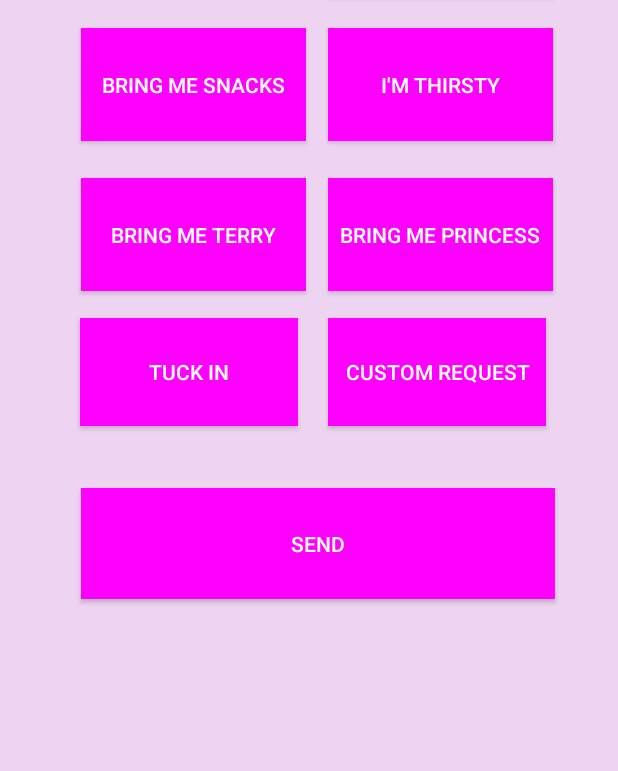
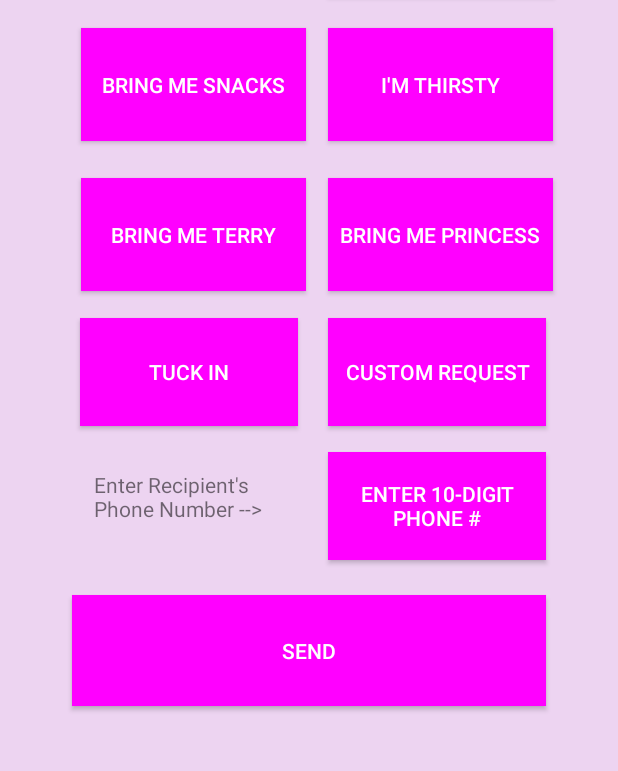
Before and after one commit to GenericOreos/iWantAttention, an Android app: the screen it shows after launch (MainActivity), on a phone screen of 412 x 824 dp, the part 459-1230 px from its top. Run offline under Robolectric (Android 15) with nearby library versions, the phone set to English and light mode, and no system bars.

Commit message:
Added btnNine - a button which exists to enter a phone number for your recipient. The app pulls the number from this button, instead of relying on a hard-coded phone number. Exception handling is pending

```diff
--- a/app/src/main/java/com/example/iwantattention/MainActivity.java
+++ b/app/src/main/java/com/example/iwantattention/MainActivity.java
@@ -11,12 +11,14 @@ import android.content.pm.PackageManager;
 import android.graphics.Color;
 import android.os.Build;
 import android.os.Bundle;
-import android.view.View;
+import android.renderscript.ScriptGroup;
+import android.text.InputType;
 import android.view.WindowManager;
 import android.widget.Button;
 import com.google.android.material.snackbar.Snackbar;
 import android.telephony.SmsManager;
 import android.widget.EditText;
+
 
   public class MainActivity extends AppCompatActivity {
     @Override
@@ -34,168 +36,120 @@ public class MainActivity extends AppCompatActivity {
         final Button btnSix = findViewById(R.id.btnSix);
         final Button btnSeven = findViewById(R.id.btnSeven);
         final Button btnEight = findViewById(R.id.btnEight);
+        final Button btnNine = findViewById(R.id.btnNine);
         final Button btnSend = findViewById(R.id.btnSend);
         btnSend.setBackgroundColor(Color.MAGENTA);
         //string "message" will be the selected button as a string and will be sent in a message
         //starts blank, and once a button is pushed, the message will be updated
         final String[] message = {""};
-        final Button[] buttons = {btnOne, btnTwo, btnThree, btnFour, btnFive, btnSix, btnSeven, btnEight};
+        final Button[] buttons = {btnOne, btnTwo, btnThree, btnFour, btnFive, btnSix, btnSeven, btnEight, btnNine};
         for (Button btn: buttons) {
             btn.setBackgroundColor(Color.MAGENTA);
         }
         //when a button is pressed, it changes colour to yellow,
         //and the message string matches the button text
-        btnOne.setOnClickListener(new View.OnClickListener() {
-            @Override
-            public void onClick(View v) {
+        btnOne.setOnClickListener(v -> {
             ButtonPress(btnOne, buttons);
             message[0] = btnOne.getText().toString();
             disableEditText(textCustomRequest);
-            }
         });
-        btnOne.setOnLongClickListener(new View.OnLongClickListener() {
-            @Override
-            public boolean onLongClick(View v) {
-                enableEditText(textCustomRequest);
+        btnOne.setOnLongClickListener(v -> {
+            enableEditText(textCustomRequest, btnOne);
             ButtonTextChange(btnOne, textCustomRequest);
             getWindow().setSoftInputMode(WindowManager.LayoutParams.SOFT_INPUT_STATE_VISIBLE);
             return true;
-            }
         });
-        btnTwo.setOnClickListener(new View.OnClickListener() {
-            @Override
-            public void onClick(View v) {
+        btnTwo.setOnClickListener(v -> {
             ButtonPress(btnTwo, buttons);
             message[0] = btnTwo.getText().toString();
             disableEditText(textCustomRequest);
-            }
         });
-        btnTwo.setOnLongClickListener(new View.OnLongClickListener() {
-            @Override
-            public boolean onLongClick(View v) {
-                enableEditText(textCustomRequest);
+        btnTwo.setOnLongClickListener(v -> {
+            enableEditText(textCustomRequest, btnTwo);
             ButtonTextChange(btnTwo, textCustomRequest);
             return true;
-            }
         });
-        btnThree.setOnClickListener(new View.OnClickListener() {
-            @Override
-            public void onClick(View v) {
+        btnThree.setOnClickListener(v -> {
             ButtonPress(btnThree, buttons);
             message[0] = btnThree.getText().toString();
             disableEditText(textCustomRequest);
-            }
         });
-        btnThree.setOnLongClickListener(new View.OnLongClickListener() {
-            @Override
-            public boolean onLongClick(View v) {
-                enableEditText(textCustomRequest);
+        btnThree.setOnLongClickListener(v -> {
+            enableEditText(textCustomRequest, btnThree);
             ButtonTextChange(btnThree, textCustomRequest);
             return true;
-            }
         });
-        btnFour.setOnClickListener(new View.OnClickListener() {
-            @Override
-            public void onClick(View v) {
+        btnFour.setOnClickListener(v -> {
             ButtonPress(btnFour, buttons);
             message[0] = btnFour.getText().toString();
             disableEditText(textCustomRequest);
-            }
         });
-        btnFour.setOnLongClickListener(new View.OnLongClickListener() {
-            @Override
-            public boolean onLongClick(View v) {
-                enableEditText(textCustomRequest);
+        btnFour.setOnLongClickListener(v -> {
+            enableEditText(textCustomRequest, btnFour);
             ButtonTextChange(btnFour, textCustomRequest);
             return true;
-            }
         });
-        btnFive.setOnClickListener(new View.OnClickListener() {
-            @Override
-            public void onClick(View v) {
+        btnFive.setOnClickListener(v -> {
             ButtonPress(btnFive, buttons);
             message[0] = btnFive.getText().toString();
             disableEditText(textCustomRequest);
-            }
         });
-        btnFive.setOnLongClickListener(new View.OnLongClickListener() {
-            @Override
-            public boolean onLongClick(View v) {
-                enableEditText(textCustomRequest);
+        btnFive.setOnLongClickListener(v -> {
+            enableEditText(textCustomRequest, btnFive);
             ButtonTextChange(btnFive, textCustomRequest);
             return true;
-            }
         });
-        btnSix.setOnClickListener(new View.OnClickListener() {
-            @Override
-            public void onClick(View v) {
+        btnSix.setOnClickListener(v -> {
             ButtonPress(btnSix, buttons);
             message[0] = btnSix.getText().toString();
             disableEditText(textCustomRequest);
-            }
         });
-        btnSix.setOnLongClickListener(new View.OnLongClickListener() {
-            @Override
-            public boolean onLongClick(View v) {
-                enableEditText(textCustomRequest);
+        btnSix.setOnLongClickListener(v -> {
+            enableEditText(textCustomRequest, btnSix);
             ButtonTextChange(btnSix, textCustomRequest);
             return true;
-            }
         });
-        btnSeven.setOnClickListener(new View.OnClickListener() {
-            @Override
-            public void onClick(View view) {
+        btnSeven.setOnClickListener(view -> {
             ButtonPress(btnSeven, buttons);
             message[0] = btnSeven.getText().toString();
             disableEditText(textCustomRequest);
-            }
         });
-        btnSeven.setOnLongClickListener(new View.OnLongClickListener() {
-            @Override
-            public boolean onLongClick(View v) {
-                enableEditText(textCustomRequest);
+        btnSeven.setOnLongClickListener(v -> {
+            enableEditText(textCustomRequest, btnSeven);
             ButtonTextChange(btnSeven, textCustomRequest);
             return true;
-            }
         });
-        btnEight.setOnClickListener(new View.OnClickListener() {
-            @Override
-            public void onClick(View view) {
+        btnEight.setOnClickListener(view -> {
             ButtonPress(btnEight, buttons);
             message[0] = btnEight.getText().toString();
             disableEditText(textCustomRequest);
-            }
         });
-        btnEight.setOnLongClickListener(new View.OnLongClickListener() {
-            @Override
-            public boolean onLongClick(View v) {
-                enableEditText(textCustomRequest);
+        btnEight.setOnLongClickListener(v -> {
+            enableEditText(textCustomRequest, btnEight);
             ButtonTextChange(btnEight, textCustomRequest);
             return true;
-            }
+        });
+        btnNine.setOnLongClickListener(v ->{
+            enableEditText(textCustomRequest, btnNine);
+            ButtonTextChange(btnNine, textCustomRequest);
+            return true;
         });
 
-        btnSend.setOnClickListener(new View.OnClickListener() {
-            @Override
-            public void onClick(View v) {
+        btnSend.setOnClickListener(v -> {
             String customRequest = textCustomRequest.getText().toString();
             String msg = message[0];
             if(msg == ""){
                 msg = customRequest;
             }
-                SendMessage(msg);
+            SendMessage(msg, btnNine);
             ShowNotification("Message sent!");
-            }
         });
     }
 
     private void ButtonTextChange(final Button button, final EditText editText){
-        editText.setOnFocusChangeListener(new View.OnFocusChangeListener() {
-            @Override
-            public void onFocusChange(View view, boolean hasFocus) {
+        editText.setOnFocusChangeListener((view, hasFocus) -> {
             if(!hasFocus){
                 button.setText(editText.getText().toString());
-                }
             }
         });
     }
@@ -212,7 +166,7 @@ public class MainActivity extends AppCompatActivity {
         }
     }
 
-    private void RequestPermission() {
+    public void RequestPermission() {
         if (Build.VERSION.SDK_INT >= Build.VERSION_CODES.M) {
             if (ContextCompat.checkSelfPermission(this, Manifest.permission.SEND_SMS) != PackageManager.PERMISSION_GRANTED) {
                 if (ActivityCompat.shouldShowRequestPermissionRationale(this,
@@ -255,20 +209,28 @@ public class MainActivity extends AppCompatActivity {
         et.setText("");
         et.setBackgroundColor(Color.TRANSPARENT);
     }
-    public void enableEditText(EditText et){
+    public void enableEditText(EditText et, Button btn){
         et.setFocusableInTouchMode(true);
         et.setEnabled(true);
         et.requestFocus();
         et.setBackgroundColor(Color.WHITE);
         et.setTextColor(Color.MAGENTA);
+        String btnText = btn.getText().toString();
+        if(btnText.equals("Enter 10-Digit Phone #") || btnText.matches("^[0][1-9]\\d{9}$|^[1-9]\\d{9}$")){
+            et.setInputType(InputType.TYPE_CLASS_PHONE);
+        } else {
+            et.setInputType(InputType.TYPE_CLASS_TEXT);
         }
-    public void SendMessage(String message){
+    }
+    public void SendMessage(String message, Button btn){
+        String smsNumber = GetPhoneNumber(btn);
         SmsManager smsManager = SmsManager.getDefault();
-        String smsNumber = "";
         String smsText = message + "\n\n sent from the iWantAttention app";
         smsManager.sendTextMessage(smsNumber, null, smsText, null, null);
     }
-    public void highlight(Button button){
 
+    public String GetPhoneNumber(Button btn){
+        String num = btn.getText().toString();
+        return num;
     }
 }
--- a/app/src/main/res/layout/activity_main.xml
+++ b/app/src/main/res/layout/activity_main.xml
@@ -4,11 +4,28 @@
     xmlns:tools="http://schemas.android.com/tools"
     android:layout_width="match_parent"
     android:layout_height="match_parent"
-    tools:context=".MainActivity"
-    android:background="#EDD4F1">
+    android:background="#EDD4F1"
+    tools:context=".MainActivity">
+
+    <Button
+        android:id="@+id/btnNine"
+        android:layout_width="145dp"
+        android:layout_height="72dp"
+        android:layout_marginStart="218dp"
+        android:layout_marginLeft="218dp"
+        android:layout_marginTop="533dp"
+        android:layout_marginEnd="48dp"
+        android:layout_marginRight="48dp"
+        android:layout_marginBottom="127dp"
+        android:background="#C534DC"
+        android:text="Enter 10-Digit Phone #"
+        android:textColor="#FFFFFF"
+        app:layout_constraintBottom_toBottomOf="parent"
+        app:layout_constraintEnd_toEndOf="parent"
+        app:layout_constraintStart_toStartOf="parent"
+        app:layout_constraintTop_toTopOf="parent" />
 
     <TextView
-        android:textStyle="bold"
         android:id="@+id/txtWelcome"
         android:layout_width="wrap_content"
         android:layout_height="wrap_content"
@@ -19,14 +36,13 @@
         android:layout_marginRight="119dp"
         android:layout_marginBottom="669dp"
         android:text="@string/welcome_to_the_i_want_attention_app"
+        android:textStyle="bold"
         app:layout_constraintBottom_toBottomOf="parent"
         app:layout_constraintEnd_toEndOf="parent"
         app:layout_constraintStart_toStartOf="parent"
         app:layout_constraintTop_toTopOf="parent" />
 
     <Button
-        android:background="#C534DC"
-        android:textColor="#FFFFFF"
         android:id="@+id/btnThree"
         android:layout_width="150dp"
         android:layout_height="75dp"
@@ -36,15 +52,15 @@
         android:layout_marginEnd="208dp"
         android:layout_marginRight="208dp"
         android:layout_marginBottom="406dp"
+        android:background="#C534DC"
         android:text="@string/bring_me_snacks"
+        android:textColor="#FFFFFF"
         app:layout_constraintBottom_toBottomOf="parent"
         app:layout_constraintEnd_toEndOf="parent"
         app:layout_constraintStart_toStartOf="parent"
         app:layout_constraintTop_toTopOf="parent" />
 
     <Button
-        android:textColor="#FFFFFF"
-        android:background="#C534DC"
         android:id="@+id/btnFive"
         android:layout_width="150dp"
         android:layout_height="75dp"
@@ -54,15 +70,15 @@
         android:layout_marginEnd="208dp"
         android:layout_marginRight="208dp"
         android:layout_marginBottom="306dp"
+        android:background="#C534DC"
         android:text="@string/bring_me_terry"
+        android:textColor="#FFFFFF"
         app:layout_constraintBottom_toBottomOf="parent"
         app:layout_constraintEnd_toEndOf="parent"
         app:layout_constraintStart_toStartOf="parent"
         app:layout_constraintTop_toTopOf="parent" />
 
     <Button
-        android:textColor="#FFFFFF"
-        android:background="#C534DC"
         android:id="@+id/btnSix"
         android:layout_width="150dp"
         android:layout_height="75dp"
@@ -72,15 +88,15 @@
         android:layout_marginEnd="43dp"
         android:layout_marginRight="43dp"
         android:layout_marginBottom="306dp"
+        android:background="#C534DC"
         android:text="@string/bring_me_princess"
+        android:textColor="#FFFFFF"
         app:layout_constraintBottom_toBottomOf="parent"
         app:layout_constraintEnd_toEndOf="parent"
         app:layout_constraintStart_toStartOf="parent"
         app:layout_constraintTop_toTopOf="parent" />
 
     <Button
-        android:textColor="#FFFFFF"
-        android:background="#C534DC"
         android:id="@+id/btnFour"
         android:layout_width="150dp"
         android:layout_height="75dp"
@@ -90,15 +106,15 @@
         android:layout_marginEnd="43dp"
         android:layout_marginRight="43dp"
         android:layout_marginBottom="406dp"
+        android:background="#C534DC"
         android:text="@string/i_m_thirsty"
+        android:textColor="#FFFFFF"
         app:layout_constraintBottom_toBottomOf="parent"
         app:layout_constraintEnd_toEndOf="parent"
         app:layout_constraintStart_toStartOf="parent"
         app:layout_constraintTop_toTopOf="parent" />
 
     <Button
-        android:textColor="#FFFFFF"
-        android:background="#C534DC"
         android:id="@+id/btnOne"
         android:layout_width="150dp"
         android:layout_height="75dp"
@@ -108,15 +124,15 @@
         android:layout_marginEnd="215dp"
         android:layout_marginRight="215dp"
         android:layout_marginBottom="505dp"
+        android:background="#C534DC"
         android:text="@string/i_want_attention"
+        android:textColor="#FFFFFF"
         app:layout_constraintBottom_toBottomOf="parent"
         app:layout_constraintEnd_toEndOf="parent"
         app:layout_constraintStart_toStartOf="parent"
         app:layout_constraintTop_toTopOf="parent" />
 
     <Button
-        android:textColor="#FFFFFF"
-        android:background="#C534DC"
         android:id="@+id/btnTwo"
         android:layout_width="150dp"
         android:layout_height="75dp"
@@ -126,33 +142,33 @@
         android:layout_marginEnd="43dp"
         android:layout_marginRight="43dp"
         android:layout_marginBottom="502dp"
+        android:background="#C534DC"
         android:text="@string/i_want_snuggles"
+        android:textColor="#FFFFFF"
         app:layout_constraintBottom_toBottomOf="parent"
         app:layout_constraintEnd_toEndOf="parent"
         app:layout_constraintStart_toStartOf="parent"
         app:layout_constraintTop_toTopOf="parent" />
 
     <Button
-        android:textColor="#FFFFFF"
-        android:background="#C534DC"
         android:id="@+id/btnSend"
         android:layout_width="316dp"
         android:layout_height="74dp"
-        android:layout_marginStart="53dp"
-        android:layout_marginLeft="53dp"
-        android:layout_marginTop="556dp"
-        android:layout_marginEnd="42dp"
-        android:layout_marginRight="42dp"
-        android:layout_marginBottom="100dp"
+        android:layout_marginStart="47dp"
+        android:layout_marginLeft="47dp"
+        android:layout_marginTop="628dp"
+        android:layout_marginEnd="48dp"
+        android:layout_marginRight="48dp"
+        android:layout_marginBottom="29dp"
+        android:background="#C534DC"
         android:text="@string/send"
+        android:textColor="#FFFFFF"
         app:layout_constraintBottom_toBottomOf="parent"
         app:layout_constraintEnd_toEndOf="parent"
         app:layout_constraintStart_toStartOf="parent"
         app:layout_constraintTop_toTopOf="parent" />
 
     <Button
-        android:textColor="#FFFFFF"
-        android:background="#C534DC"
         android:id="@+id/btnSeven"
         android:layout_width="145dp"
         android:layout_height="72dp"
@@ -162,15 +178,15 @@
         android:layout_marginEnd="213dp"
         android:layout_marginRight="213dp"
         android:layout_marginBottom="216dp"
+        android:background="#C534DC"
         android:text="Tuck In"
+        android:textColor="#FFFFFF"
         app:layout_constraintBottom_toBottomOf="parent"
         app:layout_constraintEnd_toEndOf="parent"
         app:layout_constraintStart_toStartOf="parent"
         app:layout_constraintTop_toTopOf="parent" />
 
     <Button
-        android:textColor="#FFFFFF"
-        android:background="#C534DC"
         android:id="@+id/btnEight"
         android:layout_width="145dp"
         android:layout_height="72dp"
@@ -180,16 +196,15 @@
         android:layout_marginEnd="48dp"
         android:layout_marginRight="48dp"
         android:layout_marginBottom="216dp"
+        android:background="#C534DC"
         android:text="Custom Request"
+        android:textColor="#FFFFFF"
         app:layout_constraintBottom_toBottomOf="parent"
         app:layout_constraintEnd_toEndOf="parent"
         app:layout_constraintStart_toStartOf="parent"
         app:layout_constraintTop_toTopOf="parent" />
 
     <EditText
-        android:textColor="#FFFFFF"
-        android:background="#C534DC"
-        android:windowSoftInputMode="stateVisible"
         android:id="@+id/txtCustomRequest"
         android:layout_width="284dp"
         android:layout_height="47dp"
@@ -199,7 +214,26 @@
         android:layout_marginEnd="64dp"
         android:layout_marginRight="64dp"
         android:layout_marginBottom="599dp"
+        android:background="#C534DC"
         android:ems="10"
+        android:textColor="#FFFFFF"
+        android:windowSoftInputMode="stateVisible"
+        app:layout_constraintBottom_toBottomOf="parent"
+        app:layout_constraintEnd_toEndOf="parent"
+        app:layout_constraintStart_toStartOf="parent"
+        app:layout_constraintTop_toTopOf="parent" />
+
+    <TextView
+        android:id="@+id/txtPhone"
+        android:layout_width="115dp"
+        android:layout_height="60dp"
+        android:layout_marginStart="28dp"
+        android:layout_marginLeft="28dp"
+        android:layout_marginTop="543dp"
+        android:layout_marginEnd="199dp"
+        android:layout_marginRight="199dp"
+        android:layout_marginBottom="125dp"
+        android:text="Enter Recipient's Phone Number -->"
         app:layout_constraintBottom_toBottomOf="parent"
         app:layout_constraintEnd_toEndOf="parent"
         app:layout_constraintStart_toStartOf="parent"
--- a/build.gradle
+++ b/build.gradle
@@ -8,7 +8,7 @@ buildscript {
 
     }
     dependencies {
-        classpath 'com.android.tools.build:gradle:4.1.2'
+        classpath 'com.android.tools.build:gradle:4.2.1'
         classpath 'com.google.gms:google-services:4.3.3'
 
 
```
Also changed, not shown: gradle/wrapper/gradle-wrapper.properties. Lines whose indentation alone changed are shown as unchanged.
